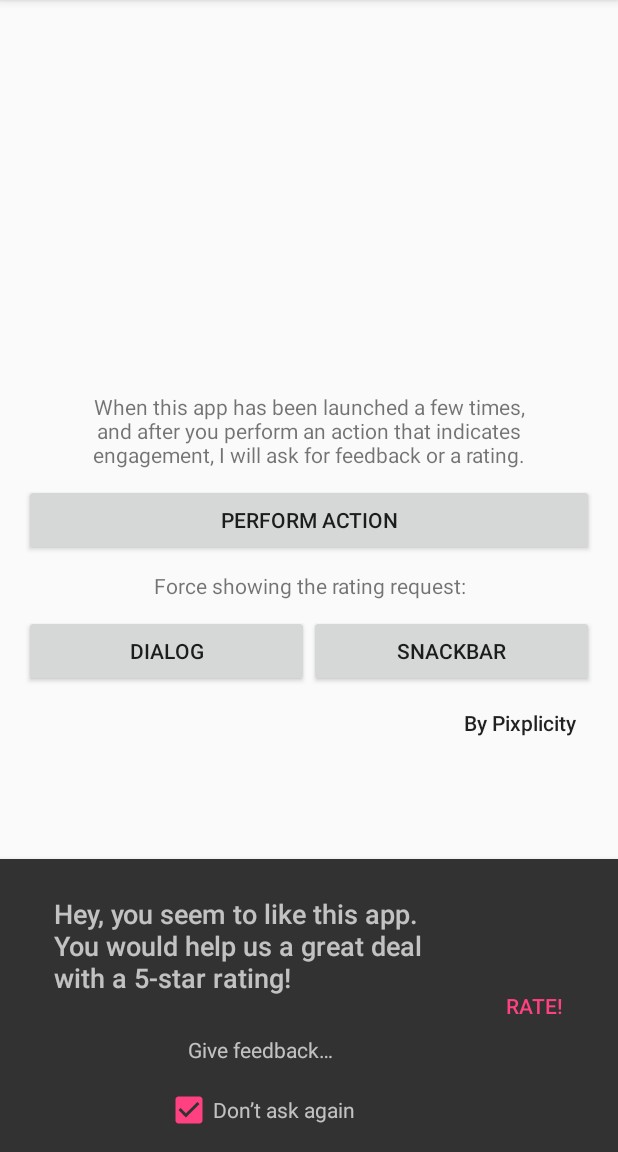
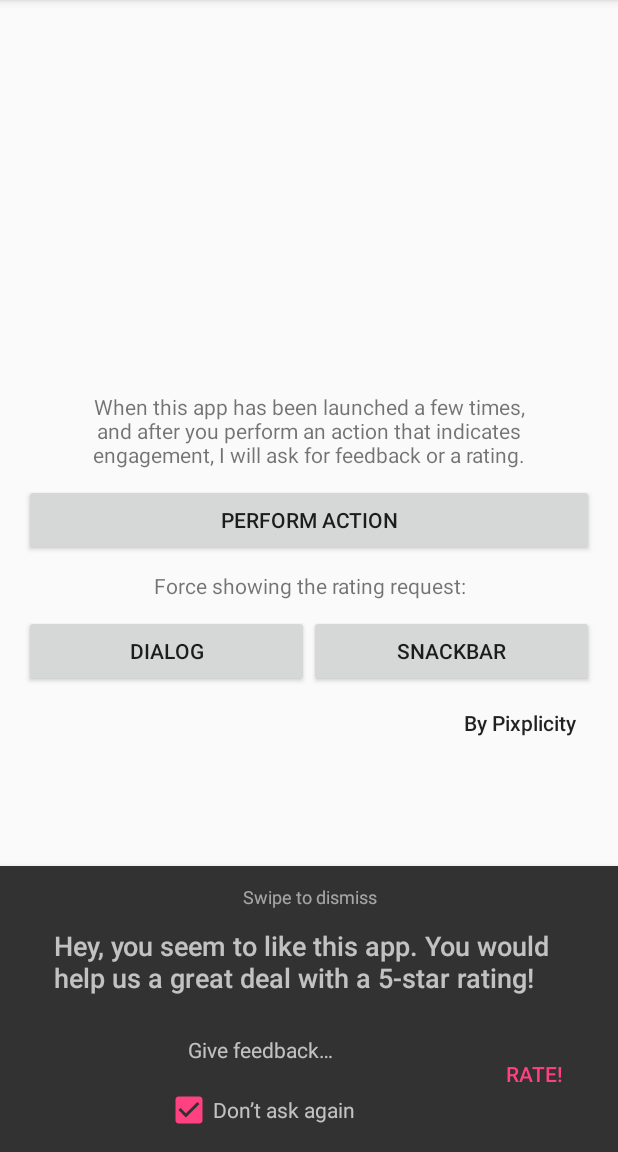
Before and after one commit to Pixplicity/gene-rate, an Android app: the screen it shows after launch (MainActivity), after a tap on "SNACKBAR", on a phone screen of 412 x 824 dp, the part 84-1236 px from its top. Run offline under Robolectric (Android 15) with nearby library versions, the phone set to English and light mode, and no system bars.

Commit message:
[add] swipe-to-dismiss added to Snackbar

```diff
--- a/app/src/main/res/layout/activity_main.xml
+++ b/app/src/main/res/layout/activity_main.xml
@@ -14,11 +14,14 @@
   ~ See the License for the specific language governing permissions and
   ~ limitations under the License.
   -->
-
-<LinearLayout
+<android.support.design.widget.CoordinatorLayout
     android:id="@+id/activity_main"
     xmlns:android="http://schemas.android.com/apk/res/android"
     xmlns:tools="http://schemas.android.com/tools"
+    android:layout_width="match_parent"
+    android:layout_height="match_parent">
+
+    <LinearLayout
         android:layout_width="match_parent"
         android:layout_height="match_parent"
         android:gravity="center"
@@ -62,15 +65,15 @@
             <Button
                 android:id="@+id/bt_test_dialog"
                 android:layout_width="0dp"
+                android:layout_height="wrap_content"
                 android:layout_weight="1"
-            android:layout_height="wrap_content"
                 android:text="Dialog"/>
 
             <Button
                 android:id="@+id/bt_test_bar"
                 android:layout_width="0dp"
+                android:layout_height="wrap_content"
                 android:layout_weight="1"
-            android:layout_height="wrap_content"
                 android:text="SnackBar"/>
         </LinearLayout>
 
@@ -84,3 +87,4 @@
             android:textAllCaps="false"
             android:textStyle="normal"/>
     </LinearLayout>
+</android.support.design.widget.CoordinatorLayout>
--- a/library/src/main/java/com/pixplicity/generate/Rate.java
+++ b/library/src/main/java/com/pixplicity/generate/Rate.java
@@ -32,6 +32,7 @@ import android.os.Build.VERSION_CODES;
 import android.support.annotation.NonNull;
 import android.support.annotation.Nullable;
 import android.support.annotation.StringRes;
+import android.support.design.widget.CoordinatorLayout;
 import android.support.design.widget.Snackbar;
 import android.view.LayoutInflater;
 import android.view.View;
@@ -84,6 +85,7 @@ public final class Rate {
     private long mMinInstallTime = DEFAULT_INSTALL_TIME;
     private ViewGroup mParentView;
     private OnClickListener mFeedbackAction;
+    private boolean mSnackBarSwipeToDismiss = true;
 
     private Rate(@NonNull Context context) {
         mContext = context;
@@ -176,7 +178,8 @@ public final class Rate {
 
     private void showRatingSnackbar() {
         // Wie is hier nou de snackbar?
-        final Snackbar snackbar = Snackbar.make(mParentView, mMessage, Snackbar.LENGTH_INDEFINITE);
+        final Snackbar snackbar = Snackbar.make(mParentView, mMessage,
+                mSnackBarSwipeToDismiss ? Snackbar.LENGTH_INDEFINITE : Snackbar.LENGTH_LONG);
         Snackbar.SnackbarLayout layout = (Snackbar.SnackbarLayout) snackbar.getView();
 
         // Hide default text
@@ -195,6 +198,8 @@ public final class Rate {
         checkBox.setChecked(DEFAULT_CHECKED);
         final Button btFeedback = (Button) snackView.findViewById(R.id.bt_negative);
         final Button btRate = (Button) snackView.findViewById(R.id.bt_positive);
+        snackView.findViewById(R.id.tv_swipe).setVisibility(
+                mSnackBarSwipeToDismiss ? View.VISIBLE : View.GONE);
 
         // Rate listener
         btRate.setOnClickListener(new View.OnClickListener() {
@@ -569,6 +574,24 @@ public final class Rate {
             return this;
         }
 
+        /**
+         * Shows or hides the 'swipe to dismiss' notion in the Snackbar. When disabled, the
+         * Snackbar will automatically hide after a view seconds. When enabled, the Snackbar will
+         * show indefinitively until dismissed by the user. <strong>Note that the
+         * Snackbar can only be swiped when one of the parent views is a
+         * {@link CoordinatorLayout}!</strong> Also, <strong>toggling this does not change
+         * if the Snackbar can actually be swiped to dismiss!</strong>
+         *
+         * @param visible Show/hide the 'swipe to dismiss' text, and disable/enable auto-hide.
+         *                Default is {code true}.
+         * @return The current {@link Builder}
+         */
+        @NonNull
+        public Builder setSwipeToDismissVisible(boolean visible) {
+            mRate.mSnackBarSwipeToDismiss = visible;
+            return this;
+        }
+
         @NonNull
         public Rate build() {
             return mRate;
--- a/library/src/main/res/layout/in_snackbar.xml
+++ b/library/src/main/res/layout/in_snackbar.xml
@@ -21,23 +21,18 @@
               android:layout_height="wrap_content"
               android:layout_gravity="center"
               android:gravity="center_vertical"
-              android:orientation="horizontal"
+              android:orientation="vertical"
               android:padding="12dp"
               tools:background="#000000">
-    <!--
 
     <TextView
+        android:id="@+id/tv_swipe"
         android:layout_width="match_parent"
         android:layout_height="wrap_content"
         android:gravity="center"
         android:text="@string/swipe_to_dismiss"
         android:textColor="#90ffffff"
-                android:textSize="12sp"/> -->
-    <LinearLayout
-        android:layout_width="0dp"
-        android:layout_height="wrap_content"
-        android:layout_weight="1"
-        android:orientation="vertical">
+        android:textSize="12sp"/>
 
     <TextView
         android:id="@+id/text"
@@ -46,6 +41,17 @@
         android:layout_margin="12dp"
         android:textAppearance="@android:style/TextAppearance.DeviceDefault.Medium.Inverse"
         tools:text="@string/please_rate_short"/>
+
+    <LinearLayout
+        android:layout_width="match_parent"
+        android:layout_height="wrap_content"
+        android:orientation="horizontal">
+
+        <LinearLayout
+            android:layout_width="0dp"
+            android:layout_height="wrap_content"
+            android:layout_weight="1"
+            android:orientation="vertical">
 
             <Button
                 android:id="@+id/bt_negative"
@@ -74,11 +80,6 @@
 
         </LinearLayout>
 
-    <LinearLayout
-        android:layout_width="wrap_content"
-        android:layout_height="match_parent"
-        android:orientation="vertical">
-
         <Button
             android:id="@+id/bt_positive"
             style="@style/Base.Widget.AppCompat.Button.ButtonBar.AlertDialog"
```
Lines whose indentation alone changed are shown as unchanged.
